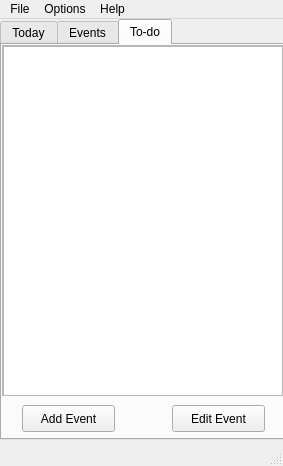
Old version of the form menutest/mainwindow.ui in the repository ahmedtd/csept.
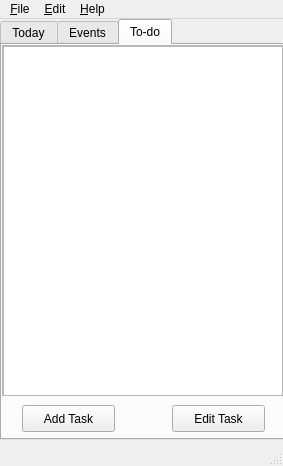
New version of the form. The open tabs and pages were chosen to show the change.

Commit message: Nearly done implementing events with the GUI. libical is now required.

What changed in the file:
```diff
--- a/menutest/mainwindow.ui
+++ b/menutest/mainwindow.ui
@@ -234,20 +234,7 @@
        </widget>
       </widget>
      </widget>
-     <widget class="QPushButton" name="pushButton_3">
-      <property name="geometry">
-       <rect>
-        <x>170</x>
-        <y>360</y>
-        <width>93</width>
-        <height>27</height>
-       </rect>
-      </property>
-      <property name="text">
-       <string>Edit Event</string>
-      </property>
-     </widget>
-     <widget class="QPushButton" name="pushButton_4">
+     <widget class="QPushButton" name="AddTaskButton">
       <property name="geometry">
        <rect>
         <x>20</x>
@@ -257,7 +244,20 @@
        </rect>
       </property>
       <property name="text">
-       <string>Add Event</string>
+       <string>Add Task</string>
+      </property>
+     </widget>
+     <widget class="QPushButton" name="EditTaskButton">
+      <property name="geometry">
+       <rect>
+        <x>170</x>
+        <y>360</y>
+        <width>93</width>
+        <height>27</height>
+       </rect>
+      </property>
+      <property name="text">
+       <string>Edit Task</string>
       </property>
      </widget>
     </widget>
@@ -274,7 +274,7 @@
    </property>
    <widget class="QMenu" name="menuFile">
     <property name="title">
-     <string>File</string>
+     <string>&amp;File</string>
     </property>
     <addaction name="actionImport_Calendar"/>
     <addaction name="actionExport_Calendar"/>
@@ -282,14 +282,14 @@
    </widget>
    <widget class="QMenu" name="menuOptions">
     <property name="title">
-     <string>Options</string>
+     <string>&amp;Edit</string>
     </property>
     <addaction name="actionPreferences"/>
     <addaction name="actionAlarms"/>
    </widget>
    <widget class="QMenu" name="menuHelp">
     <property name="title">
-     <string>Help</string>
+     <string>&amp;Help</string>
     </property>
     <addaction name="actionAbout"/>
    </widget>
```
Left out of the diff: 50 changed lines with no effect on the pictures. The commit also changes 20 other files.
